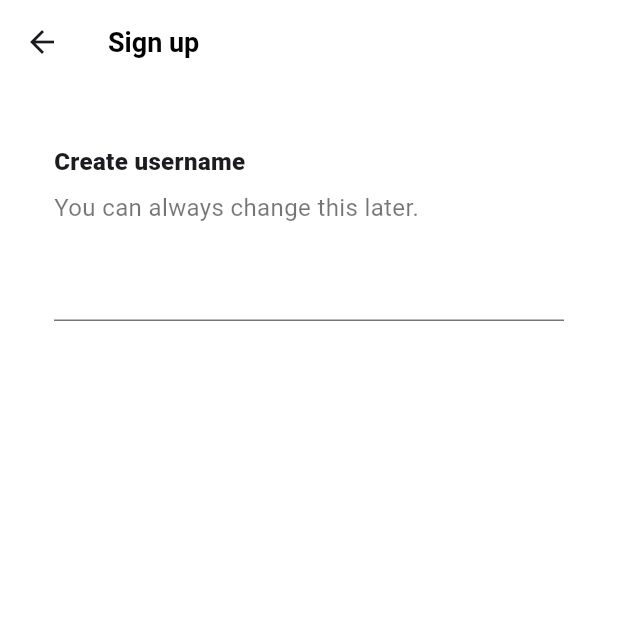
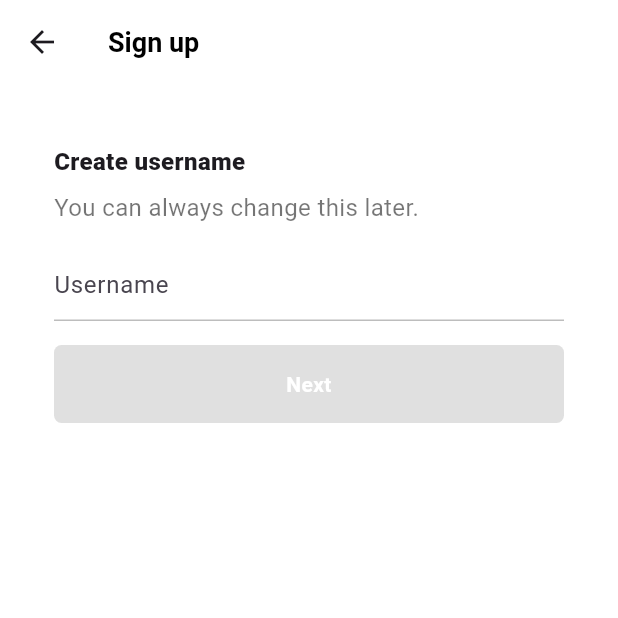
Before and after one commit to generation21/flutter_study_tiktok_clone, a Flutter app: the UsernameScreen screen opened directly, on a phone screen of 412 x 824 dp, the top half of it. Run offline on Flutter 3.47's test engine with Material 3 defaults, Android fonts, the phone set to English and light mode, and no system bars; our stand-ins replace font_awesome_flutter.

Commit message:
feat: refactor UsernameScreen to StatefulWidget and implement username input handling with dynamic button state

```diff
--- a/lib/features/authentication/username_screen.dart
+++ b/lib/features/authentication/username_screen.dart
@@ -2,8 +2,28 @@ import 'package:flutter/material.dart';
 import 'package:tiktok/constants/gaps.dart';
 import 'package:tiktok/constants/sizes.dart';
 
-class UsernameScreen extends StatelessWidget {
+class UsernameScreen extends StatefulWidget {
   const UsernameScreen({super.key});
+
+  @override
+  State<UsernameScreen> createState() => _UsernameScreenState();
+}
+
+class _UsernameScreenState extends State<UsernameScreen> {
+  final TextEditingController _usernameController = TextEditingController();
+
+  String _username = "";
+
+  @override
+  void initState() {
+    super.initState();
+
+    _usernameController.addListener(() {
+      setState(() {
+        _username = _usernameController.text;
+      });
+    });
+  }
 
   @override
   Widget build(BuildContext context) {
@@ -13,13 +33,13 @@ class UsernameScreen extends StatelessWidget {
           "Sign up",
         ),
       ),
-      body: const Padding(
-        padding: EdgeInsets.symmetric(horizontal: Sizes.size36),
+      body: Padding(
+        padding: const EdgeInsets.symmetric(horizontal: Sizes.size36),
         child: Column(
           crossAxisAlignment: CrossAxisAlignment.start,
           children: [
             Gaps.v40,
-            Text(
+            const Text(
               "Create username",
               style: TextStyle(
                 fontSize: Sizes.size16,
@@ -27,7 +47,7 @@ class UsernameScreen extends StatelessWidget {
               ),
             ),
             Gaps.v8,
-            Text(
+            const Text(
               "You can always change this later.",
               style: TextStyle(
                 fontSize: Sizes.size16,
@@ -35,7 +55,45 @@ class UsernameScreen extends StatelessWidget {
               ),
             ),
             Gaps.v16,
-            TextField()
+            TextField(
+              controller: _usernameController,
+              decoration: InputDecoration(
+                hintText: "Username",
+                enabledBorder: UnderlineInputBorder(
+                  borderSide: BorderSide(
+                    color: Colors.grey.shade400,
+                  ),
+                ),
+                focusedBorder: UnderlineInputBorder(
+                  borderSide: BorderSide(
+                    color: Colors.grey.shade400,
+                  ),
+                ),
+              ),
+              cursorColor: Theme.of(context).primaryColor,
+            ),
+            Gaps.v16,
+            FractionallySizedBox(
+              widthFactor: 1,
+              child: AnimatedContainer(
+                duration: const Duration(microseconds: 300),
+                padding: const EdgeInsets.symmetric(vertical: Sizes.size16),
+                decoration: BoxDecoration(
+                  borderRadius: BorderRadius.circular(Sizes.size5),
+                  color: _username.isEmpty
+                      ? Colors.grey.shade300
+                      : Theme.of(context).primaryColor,
+                ),
+                child: const Text(
+                  "Next",
+                  style: TextStyle(
+                    color: Colors.white,
+                    fontWeight: FontWeight.w700,
+                  ),
+                  textAlign: TextAlign.center,
+                ),
+              ),
+            )
           ],
         ),
       ),
```
